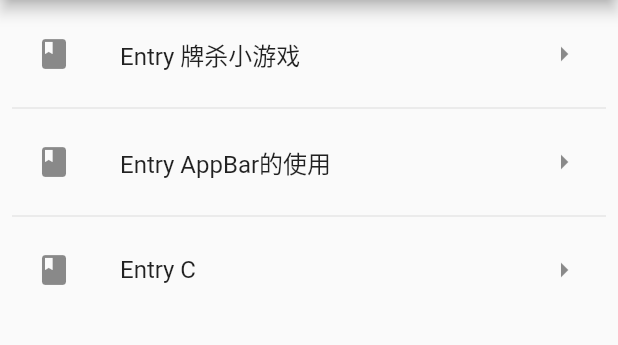
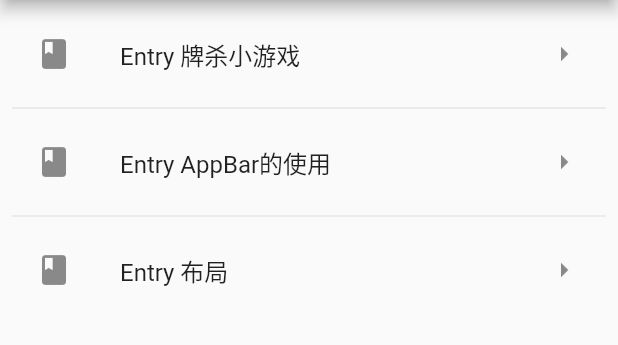
Before and after one commit to MrCodeHauler/FlutterChat, a Flutter app: the screen it shows after launch, on a phone screen of 412 x 824 dp, the part 84-429 px from its top. Run offline on Flutter 3.47's test engine with Material 2 defaults, Android fonts, the phone set to English and light mode, and no system bars; drawn by our look-alikes of pull_to_refresh.

Commit message:
upgrade flutter sdk to 2.0 and migrate project to sound null safety

```diff
--- a/lib/common/bgListView.dart
+++ b/lib/common/bgListView.dart
@@ -45,7 +45,7 @@ class _BGListViewState extends State<BGListView> {
       enablePullDown: widget.enablePulldown,
       enablePullUp: widget.enablePullup,
       header: WaterDropHeader(),
-      footer: CustomFooter(builder: (BuildContext context, LoadStatus mode) {
+      footer: CustomFooter(builder: (BuildContext context, LoadStatus? mode) {
         Widget body;
         if (mode == LoadStatus.idle) {
           body = Text("上拉加载");
--- a/lib/home.dart
+++ b/lib/home.dart
@@ -14,7 +14,7 @@ class MyHomePage extends StatefulWidget {
 
 class _MyHomePageState extends State<MyHomePage> {
   int _selectedIndex = 1;
-  final List<String> entries = <String>['牌杀小游戏', 'AppBar的使用', 'C'];
+  final List<String> entries = <String>['牌杀小游戏', 'AppBar的使用', '布局'];
 
   @override
   void initState() {
--- a/pubspec.yaml
+++ b/pubspec.yaml
@@ -27,9 +27,9 @@ dependencies:
 
   # The following adds the Cupertino Icons font to your application.
   # Use with the CupertinoIcons class for iOS style icons.
-  cupertino_icons: ^1.0.0
-  english_words: ^3.1.3
-  pull_to_refresh: ^1.6.4-nullsafety.0
+  cupertino_icons: ^1.0.3
+  english_words: ^4.0.0
+  pull_to_refresh: ^2.0.0
   dio: ^4.0.0
 
 dev_dependencies:
```
Also changed, not shown: pubspec.lock, 8 other files.
